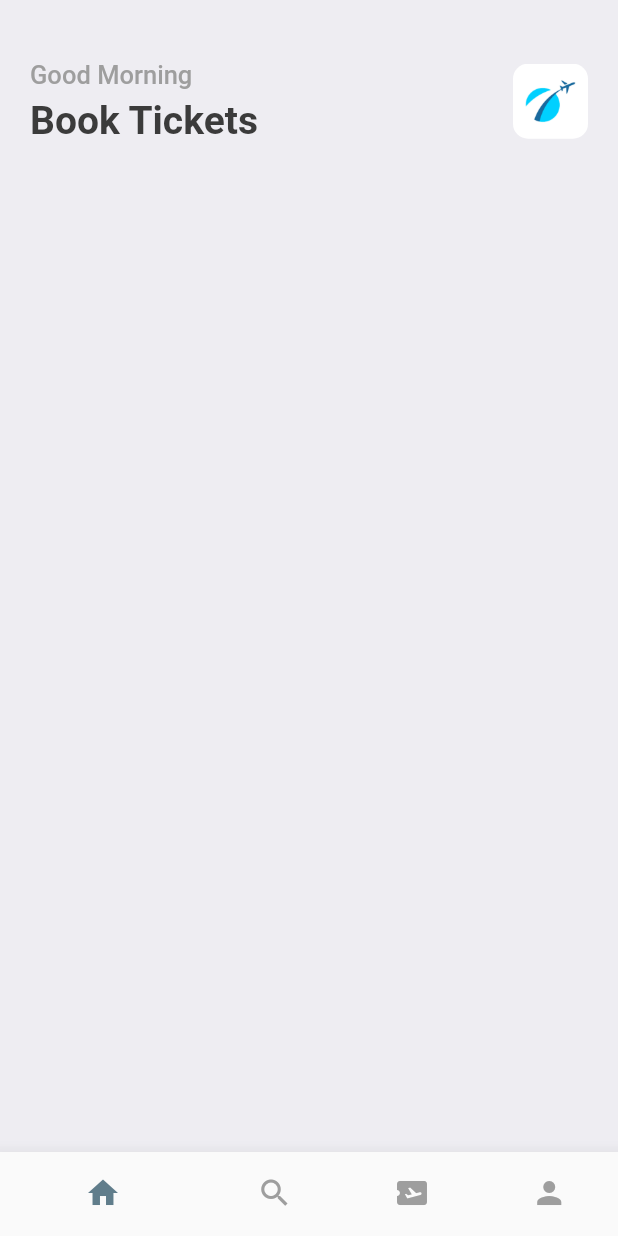
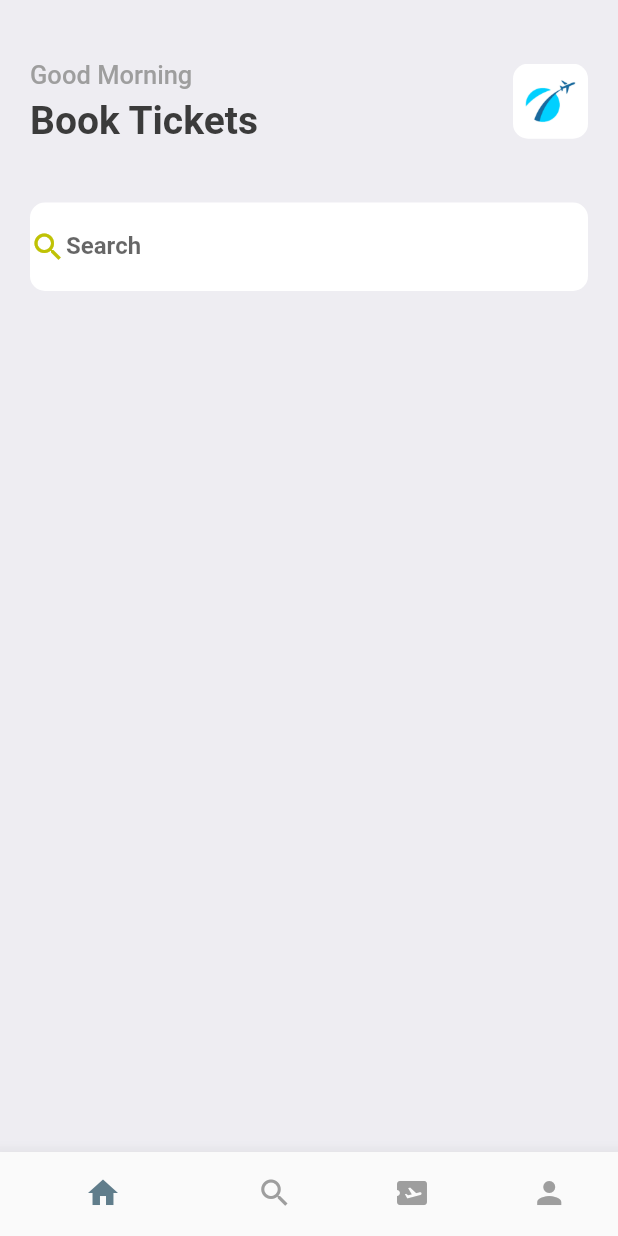
Before and after one commit to Mikhail-U-K/Ticket_App, a Flutter app: the screen it shows after launch, on a phone screen of 412 x 824 dp. Run offline on Flutter 3.47's test engine with Material 2 defaults, Android fonts, the phone set to English and light mode, and no system bars.

Commit message:
search widget added

```diff
--- a/lib/screens/home.dart
+++ b/lib/screens/home.dart
@@ -52,6 +52,34 @@ class Home extends StatelessWidget {
                     ),
                   ],
                 ),
+                const SizedBox(
+                  height: 40,
+                ),
+                Container(
+                  decoration: const BoxDecoration(
+                    color: Colors.white,
+                    borderRadius: BorderRadius.all(
+                      Radius.circular(10),
+                    ),
+                  ),
+                  child: Row(
+                    children: const [
+                      Icon(
+                        Icons.search,
+                        color: Color(0xFFBFC205),
+                      ),
+                      Expanded(
+                        child: TextField(
+                          decoration: InputDecoration(
+                            border: InputBorder.none,
+                            labelStyle: TextStyle(fontWeight: FontWeight.bold),
+                            labelText: 'Search',
+                          ),
+                        ),
+                      ),
+                    ],
+                  ),
+                ),
               ],
             ),
           ),
```
